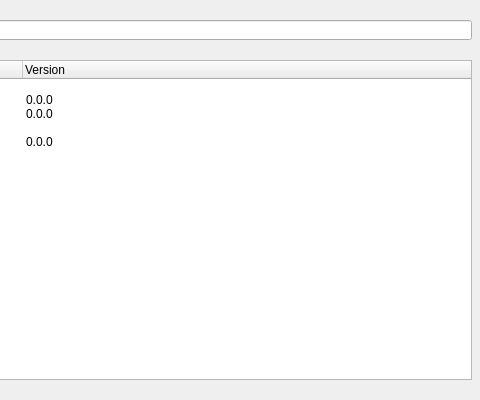
Above: gui/mainwindow.ui from EngAhmedWaleed/cpl-mm before the change; both pictures show x 198 to 678 and y 0 to 400 of the 800 by 400 pixel window. Below: the same form after it.
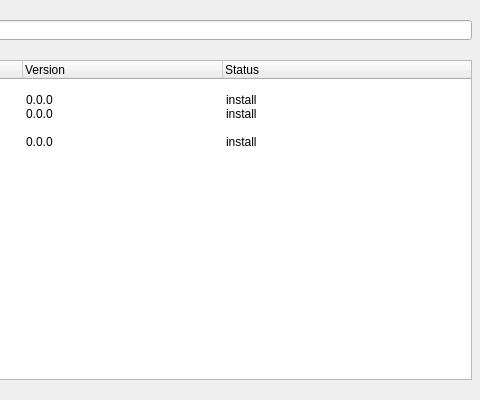
That is the form after the change.

What changed in the file:
```diff
--- a/gui/mainwindow.ui
+++ b/gui/mainwindow.ui
@@ -135,6 +135,11 @@
                         <string>Version</string>
                     </property>
                 </column>
+                <column>
+                    <property name="text">
+                        <string>Status</string>
+                    </property>
+                </column>
                 <item>
                     <property name="text">
                         <string>Better Balanced Game</string>
@@ -199,14 +204,20 @@
                     <property name="text">
                         <string>0.0.0</string>
                     </property>
+                    <property name="text">
+                        <string>install</string>
+                    </property>
                 </item>
                 <item>
                     <property name="text">
-                        <string>Better Spectator Mod </string>
+                        <string>Better Spectator Mod</string>
                     </property>
                     <property name="text">
                         <string>0.0.0</string>
                     </property>
+                    <property name="text">
+                        <string>install</string>
+                    </property>
                 </item>
                 <item>
                     <property name="text">
@@ -482,11 +493,14 @@
                 </item>
                 <item>
                     <property name="text">
-                        <string>Multiplayer Helper </string>
+                        <string>Multiplayer Helper</string>
                     </property>
                     <property name="text">
                         <string>0.0.0</string>
                     </property>
+                    <property name="text">
+                        <string>install</string>
+                    </property>
                 </item>
             </widget>
             <widget class="QPushButton" name="updateButton">
```
Left out of the diff: 105 changed lines with no effect on the pictures.
